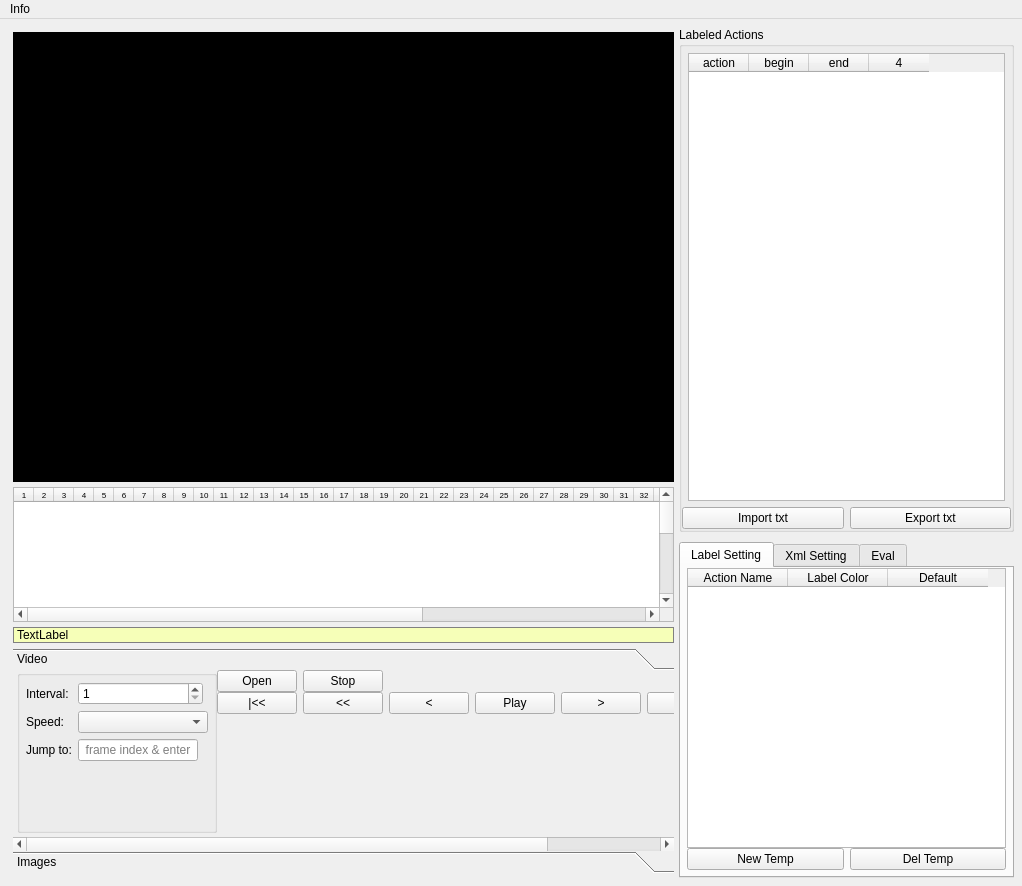
The window that qt_gui/mainwindow.ui (ZDL-Git/ActionLabeller) describes before a commit, drawn with Qt 5.
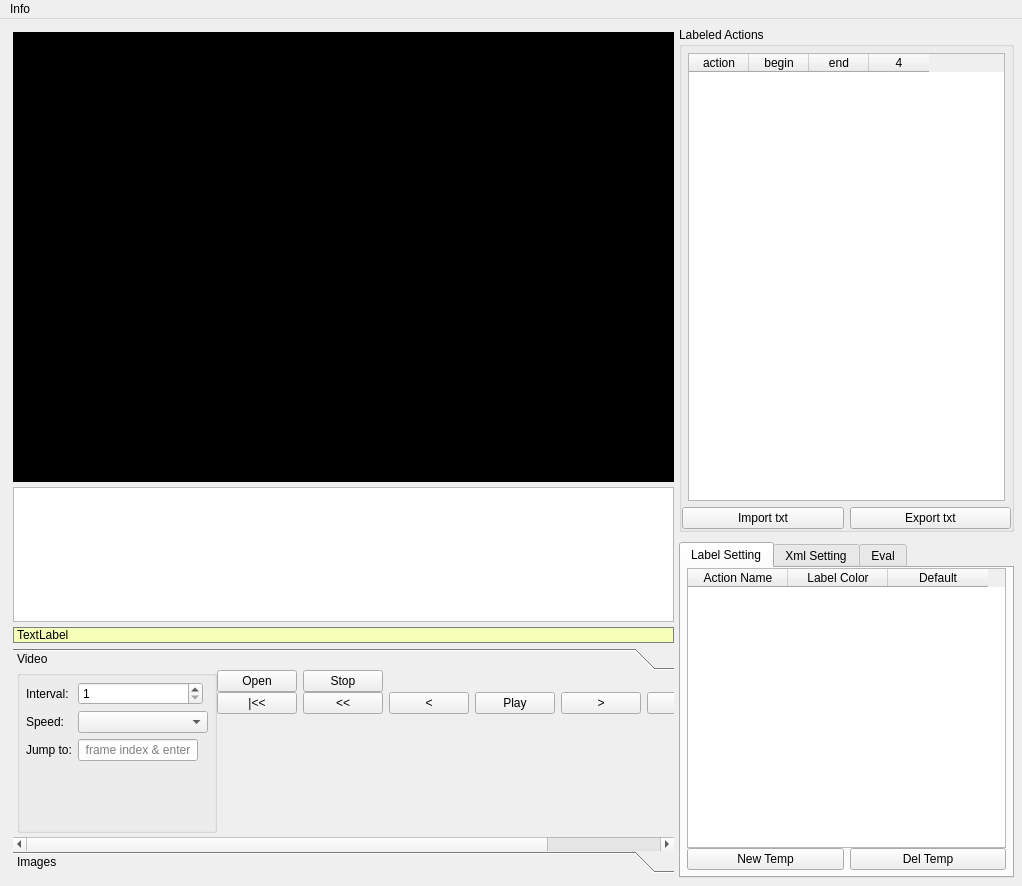
The same window after the commit. Custom widgets are drawn as their Qt base class.

Commit message: 1.QTableWidget 转 QTableView

```diff
--- a/qt_gui/mainwindow.ui
+++ b/qt_gui/mainwindow.ui
@@ -105,7 +105,7 @@
          </widget>
         </item>
         <item>
-         <widget class="TimeLineTableWidget" name="table_timeline">
+         <widget class="TimelineTableView" name="table_timeline">
           <property name="sizePolicy">
            <sizepolicy hsizetype="Expanding" vsizetype="Minimum">
             <horstretch>0</horstretch>
@@ -123,21 +123,6 @@
             <pointsize>6</pointsize>
            </font>
           </property>
-          <property name="mouseTracking">
-           <bool>true</bool>
-          </property>
-          <property name="focusPolicy">
-           <enum>Qt::StrongFocus</enum>
-          </property>
-          <property name="styleSheet">
-           <string notr="true"/>
-          </property>
-          <property name="lineWidth">
-           <number>1</number>
-          </property>
-          <property name="sizeAdjustPolicy">
-           <enum>QAbstractScrollArea::AdjustIgnored</enum>
-          </property>
           <property name="editTriggers">
            <set>QAbstractItemView::NoEditTriggers</set>
           </property>
@@ -154,16 +139,10 @@
            <enum>QAbstractItemView::ScrollPerItem</enum>
           </property>
           <property name="showGrid">
-           <bool>false</bool>
+           <bool>true</bool>
           </property>
-          <property name="sortingEnabled">
-           <bool>false</bool>
-          </property>
-          <property name="rowCount">
-           <number>20</number>
-          </property>
-          <property name="columnCount">
-           <number>50</number>
+          <property name="gridStyle">
+           <enum>Qt::DotLine</enum>
           </property>
           <attribute name="horizontalHeaderDefaultSectionSize">
            <number>20</number>
@@ -174,12 +153,6 @@
           <attribute name="horizontalHeaderMinimumSectionSize">
            <number>2</number>
           </attribute>
-          <attribute name="horizontalHeaderShowSortIndicator" stdset="0">
-           <bool>false</bool>
-          </attribute>
-          <attribute name="horizontalHeaderStretchLastSection">
-           <bool>false</bool>
-          </attribute>
           <attribute name="verticalHeaderVisible">
            <bool>false</bool>
           </attribute>
@@ -192,82 +165,6 @@
           <attribute name="verticalHeaderMinimumSectionSize">
            <number>2</number>
           </attribute>
-          <attribute name="verticalHeaderShowSortIndicator" stdset="0">
-           <bool>false</bool>
-          </attribute>
-          <attribute name="verticalHeaderStretchLastSection">
-           <bool>false</bool>
-          </attribute>
-          <row/>
-          <row/>
-          <row/>
-          <row/>
-          <row/>
-          <row/>
-          <row/>
-          <row/>
-          <row/>
-          <row/>
-          <row/>
-          <row/>
-          <row/>
-          <row/>
-          <row/>
-          <row/>
-          <row/>
-          <row/>
-          <row/>
-          <row/>
-          <column/>
-          <column/>
-          <column/>
-          <column/>
-          <column/>
-          <column/>
-          <column/>
-          <column/>
-          <column/>
-          <column/>
-          <column/>
-          <column/>
-          <column/>
-          <column/>
-          <column/>
-          <column/>
-          <column/>
-          <column/>
-          <column/>
-          <column/>
-          <column/>
-          <column/>
-          <column/>
-          <column/>
-          <column/>
-          <column/>
-          <column/>
-          <column/>
-          <column/>
-          <column/>
-          <column/>
-          <column/>
-          <column/>
-          <column/>
-          <column/>
-          <column/>
-          <column/>
-          <column/>
-          <column/>
-          <column/>
-          <column/>
-          <column/>
-          <column/>
-          <column/>
-          <column/>
-          <column/>
-          <column/>
-          <column/>
-          <column/>
-          <column/>
          </widget>
         </item>
         <item>
@@ -1286,11 +1183,6 @@
  </widget>
  <layoutdefault spacing="6" margin="11"/>
  <customwidgets>
-  <customwidget>
-   <class>TimeLineTableWidget</class>
-   <extends>QTableWidget</extends>
-   <header>widgets.h</header>
-  </customwidget>
   <customwidget>
    <class>MyVideoLabelWidget</class>
    <extends>QLabel</extends>
@@ -1306,6 +1198,11 @@
    <extends>QTableWidget</extends>
    <header>widgets.h</header>
   </customwidget>
+  <customwidget>
+   <class>TimelineTableView</class>
+   <extends>QTableView</extends>
+   <header>widgets.h</header>
+  </customwidget>
  </customwidgets>
  <tabstops>
   <tabstop>btn_open_video</tabstop>
```
Left out of the diff: 10 changed lines with no effect on the pictures. The commit also changes 3 other files.
